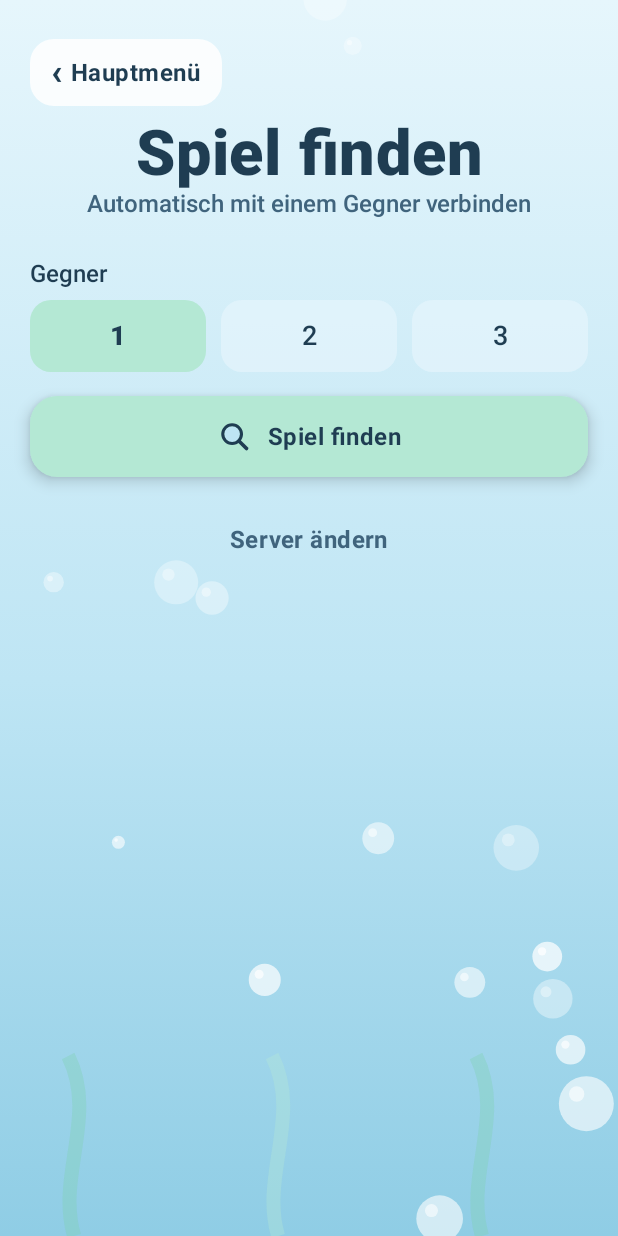
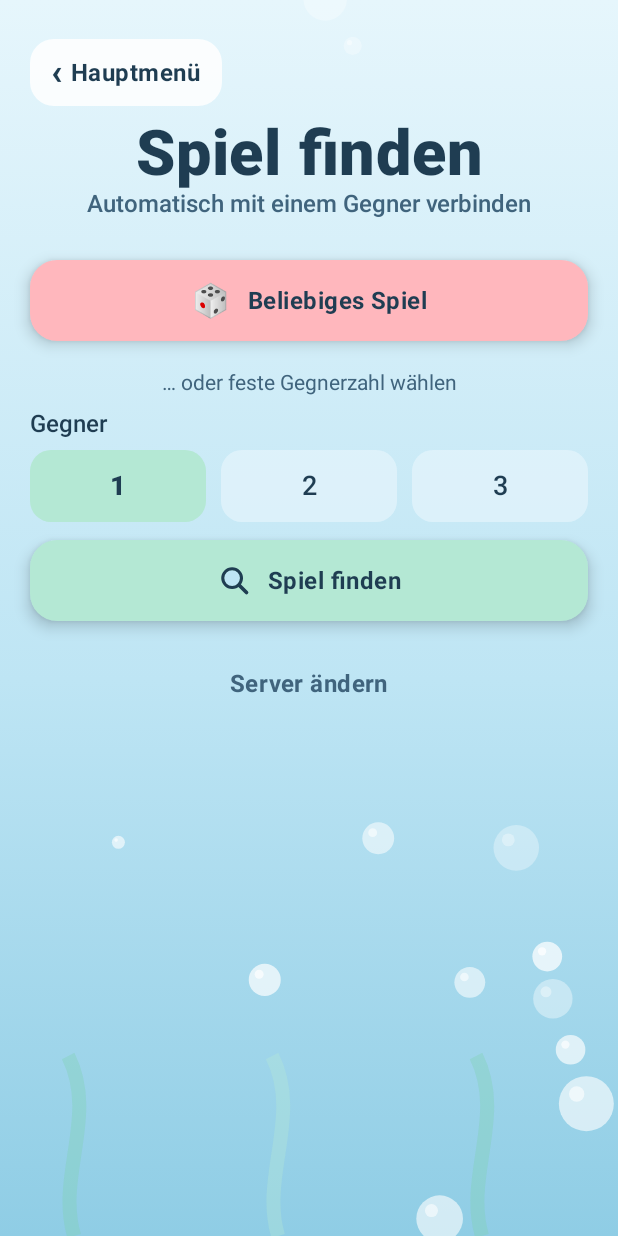
Before and after one commit to JeffreyL26/droplets, an Android app built with Jetpack Compose: the screen it shows after launch (MainActivity), after a tap on "Finde ein Spiel!", on a phone screen of 412 x 824 dp. Run offline under Robolectric (Android 15) with nearby library versions, the phone set to English and light mode, and no system bars; pictures from the network do not load; 1 other tap on this screen came first.

Commit message:
Online: "Beliebiges Spiel", nummerierte Namenlose, Panel-Highlight, MP240626.1
1) Beliebiges Spiel (3+ Spieler nutzbar machen)
   - Relay-Server: offene Räume als Liste; FIND size=0 reiht in den
     startbereitesten offenen Raum ein (z. B. eine erst halb volle 3/4-Spieler-
     Lobby) bzw. eröffnet einen 2-Spieler-Raum als Fallback. Feste Größen 2-4
     unverändert; 2-Spieler-Legacy-Routing bleibt 1:1.
   - OnlineScreen: großer, korallfarbener "Beliebiges Spiel"-Button als Standard;
     darunter weiterhin feste Gegnerzahl + gezielte Suche.
   - desiredPlayers=0 signalisiert "beliebig"; Client-Check unverändert sicher.

2) Namenlose Spieler werden zentral vom Host durchnummeriert ("Spieler 1/2/…")
   statt mehrfach gleich benannt — eindeutig im Log und beim Antippen.
   GameAuthority.nameFallbackPrefix (lokalisiert) ersetzt die alten Einzel-
   Defaults; Eigenname wird aus der Spielerliste übernommen.

3) Klick-Highlight folgt jetzt der abgerundeten Panel-Form statt der
   rechteckigen Hitbox (BubblePanel.onClick hinter dem Clip).

4) Version → Pre-Launch MP240626.1.

Neue i18n-Strings (anyGame, orPickCount) in allen 6 Sprachen.
RELAY_PROTOCOL.md um size=0 ergänzt.

Co-Authored-By: Claude Opus 4.8 <noreply@anthropic.com>

```diff
--- a/app/src/main/java/com/jbastudio/gofish/MainActivity.kt
+++ b/app/src/main/java/com/jbastudio/gofish/MainActivity.kt
@@ -157,7 +157,8 @@ class MainActivity : ComponentActivity() {
 
                 // Online-Matchmaking SOFORT starten — keine Eingabe nötig.
                 // Adresse: optionaler Override, sonst die fest hinterlegte Standard-Adresse.
-                val startMatchmaking: () -> Unit = {
+                // anyGame = true → „Beliebiges Spiel" (Relay sucht/füllt einen offenen Raum).
+                val startMatchmaking: (Boolean) -> Unit = { anyGame ->
                     val url = serverOverride.ifBlank { DEFAULT_RELAY_URL }.trim()
                     isError = false
                     screen  = Screen.ONLINE
@@ -168,7 +169,8 @@ class MainActivity : ComponentActivity() {
                         status  = T.serverNotSetUp
                         isError = true
                     } else {
-                        val finalName = name.trim().ifEmpty { T.defaultNamePlayer }
+                        // Namenlose Spieler werden vom Host durchnummeriert → hier leer lassen.
+                        val finalName = name.trim()
                         val myToken = ++attempt[0]
                         busy   = true
                         mode   = Mode.ONLINE
@@ -176,7 +178,8 @@ class MainActivity : ComponentActivity() {
                         findOnlineMatch(
                             relayUrl = url,
                             name     = finalName,
-                            desiredPlayers = opponentCount + 1,
+                            desiredPlayers = if (anyGame) 0 else opponentCount + 1,
+                            nameFallbackPrefix = T.defaultNamePlayer,
                             token    = myToken,
                             texts    = T,
                             onUpdate = { s, err ->
@@ -209,7 +212,7 @@ class MainActivity : ComponentActivity() {
 
                 if (showSettingsDlg) {
                     SettingsDialog(
-                        version = "Pre-Launch MP240626",
+                        version = "Pre-Launch MP240626.1",
                         soundVolume = soundVolume,
                         soundMuted  = soundMuted,
                         onSoundVolumeChange = { v ->
@@ -280,7 +283,8 @@ class MainActivity : ComponentActivity() {
                       onOpponentCountChange = { opponentCount = it },
                       onBack           = backToMenu,
                       onCancel         = cancel,
-                      onRetry          = startMatchmaking,
+                      onFindAny        = { startMatchmaking(true) },
+                      onRetry          = { startMatchmaking(false) },
                       onEditServer     = { showServerDlg = true }
                   )
 
@@ -301,7 +305,8 @@ class MainActivity : ComponentActivity() {
                     opponentCount  = opponentCount,
                     onOpponentCountChange = { opponentCount = it },
                     onHost = {
-                        val finalName = name.trim().ifEmpty { T.defaultNameHost }
+                        // Namenlose Spieler werden vom Host durchnummeriert → hier leer lassen.
+                        val finalName = name.trim()
                         val myToken = ++attempt[0]
                         busy    = true
                         isError = false
@@ -309,7 +314,7 @@ class MainActivity : ComponentActivity() {
                         status  = T.startingServer
                         // Server-Logs nur ins Logcat (nicht in die lokalisierte Status-Anzeige)
                         val server = GameServer().also { GameHolder.server = it }
-                        server.start(opponentCount + 1)   // Host zählt mit → Gesamtspielerzahl
+                        server.start(opponentCount + 1, T.defaultNamePlayer)   // Host zählt mit → Gesamtspielerzahl
                         connectAsClient(
                             host        = "127.0.0.1",
                             name        = finalName,
@@ -331,7 +336,8 @@ class MainActivity : ComponentActivity() {
                         )
                     },
                     onJoin = {
-                        val finalName = name.trim().ifEmpty { T.defaultNameGuest }
+                        // Namenlose Spieler werden vom Host durchnummeriert → hier leer lassen.
+                        val finalName = name.trim()
                         val ip = hostIp.trim()
                         if (ip.isEmpty()) {
                             status = T.enterHostIp
@@ -423,12 +429,13 @@ class MainActivity : ComponentActivity() {
         relayUrl: String,
         name: String,
         desiredPlayers: Int,
+        nameFallbackPrefix: String,
         token: Int,
         texts: Texts,
         onUpdate: (String, Boolean) -> Unit,
         onSessionStart: () -> Unit
     ) {
-        val client = OnlineGameClient(relayUrl, name, GameHolder.myAvatar, desiredPlayers)
+        val client = OnlineGameClient(relayUrl, name, GameHolder.myAvatar, desiredPlayers, nameFallbackPrefix)
             .also { GameHolder.client = it }
         client.onConnected = { onUpdate(texts.opponentFound, false) }
         client.onError     = { err -> onUpdate(friendlyError(err, Mode.ONLINE, texts), true) }
@@ -746,6 +753,7 @@ private fun OnlineScreen(
     onOpponentCountChange: (Int) -> Unit,
     onBack: () -> Unit,
     onCancel: () -> Unit,
+    onFindAny: () -> Unit,
     onRetry: () -> Unit,
     onEditServer: () -> Unit
 ) {
@@ -862,12 +870,30 @@ private fun OnlineScreen(
                 }
 
                 else -> {
-                    // Erst Gegnerzahl wählen, dann suchen
+                    // Standard-Aktion: direkt in ein beliebiges offenes Spiel.
+                    // Größer & andersfarbig (Koralle) als die Gegnerzahl-Auswahl darunter.
+                    PastelButton(
+                        text = t.anyGame,
+                        emoji = "🎲",
+                        enabled = true,
+                        container = CoralPink,
+                        onClick = onFindAny
+                    )
+                    Spacer(Modifier.height(20.dp))
+                    Text(
+                        text = t.orPickCount,
+                        modifier = Modifier.fillMaxWidth(),
+                        style = MaterialTheme.typography.bodyMedium,
+                        color = SoftSeaText,
+                        textAlign = TextAlign.Center
+                    )
+                    Spacer(Modifier.height(10.dp))
+                    // Alternativ: feste Gegnerzahl wählen und gezielt einen solchen Raum suchen
                     OpponentCountSelector(
                         count = opponentCount,
                         onCountChange = onOpponentCountChange
                     )
-                    Spacer(Modifier.height(16.dp))
+                    Spacer(Modifier.height(12.dp))
                     PastelButton(
                         text = t.findGameTitle,
                         emoji = "🔎",
--- a/app/src/main/java/com/jbastudio/gofish/i18n/Texts.kt
+++ b/app/src/main/java/com/jbastudio/gofish/i18n/Texts.kt
@@ -87,6 +87,8 @@ interface Texts {
 
     // ── Online-Bildschirm ──
     val findGameTitle: String
+    val anyGame: String          // „Beliebiges Spiel" — Standard-Button (any-Match)
+    val orPickCount: String      // Hinweis über der festen Gegnerzahl-Auswahl
     val onlineSubtitle: String
     val searchingOpponent: String
     val waitingForPlayer: String
@@ -262,6 +264,8 @@ object DeTexts : Texts {
     override val cancelConnection = "Verbindung abbrechen"
 
     override val findGameTitle = "Spiel finden"
+    override val anyGame = "Beliebiges Spiel"
+    override val orPickCount = "… oder feste Gegnerzahl wählen"
     override val onlineSubtitle = "Automatisch mit einem Gegner verbinden"
     override val searchingOpponent = "Suche nach Gegner …"
     override val waitingForPlayer = "Warte auf einen anderen Spieler, der gerade sucht."
@@ -429,6 +433,8 @@ object EsTexts : Texts {
     override val cancelConnection = "Cancelar conexión"
 
     override val findGameTitle = "Buscar partida"
+    override val anyGame = "Partida cualquiera"
+    override val orPickCount = "… o elige el número de rivales"
     override val onlineSubtitle = "Conéctate automáticamente con un rival"
     override val searchingOpponent = "Buscando rival …"
     override val waitingForPlayer = "Esperando a otro jugador que esté buscando."
@@ -596,6 +602,8 @@ object EnTexts : Texts {
     override val cancelConnection = "Cancel connection"
 
     override val findGameTitle = "Find a game"
+    override val anyGame = "Any game"
+    override val orPickCount = "… or pick a number of opponents"
     override val onlineSubtitle = "Connect with an opponent automatically"
     override val searchingOpponent = "Looking for an opponent …"
     override val waitingForPlayer = "Waiting for another player who's searching."
@@ -763,6 +771,8 @@ object FrTexts : Texts {
     override val cancelConnection = "Annuler la connexion"
 
     override val findGameTitle = "Trouver une partie"
+    override val anyGame = "Partie quelconque"
+    override val orPickCount = "… ou choisis le nombre d'adversaires"
     override val onlineSubtitle = "Se connecter automatiquement à un adversaire"
     override val searchingOpponent = "Recherche d'un adversaire …"
     override val waitingForPlayer = "En attente d'un autre joueur en recherche."
@@ -930,6 +940,8 @@ object ZhTexts : Texts {
     override val cancelConnection = "取消连接"
 
     override val findGameTitle = "寻找对局"
+    override val anyGame = "任意对局"
+    override val orPickCount = "…或选择对手数量"
     override val onlineSubtitle = "自动与对手连接"
     override val searchingOpponent = "正在寻找对手 …"
     override val waitingForPlayer = "正在等待另一位也在寻找的玩家。"
@@ -1096,6 +1108,8 @@ object TlTexts : Texts {
     override val cancelConnection = "Kanselahin ang koneksyon"
 
     override val findGameTitle = "Maghanap ng laro"
+    override val anyGame = "Kahit anong laro"
+    override val orPickCount = "… o pumili ng bilang ng kalaban"
     override val onlineSubtitle = "Awtomatikong kumonekta sa isang kalaban"
     override val searchingOpponent = "Naghahanap ng kalaban …"
     override val waitingForPlayer = "Naghihintay ng ibang manlalarong naghahanap din."
--- a/app/src/main/java/com/jbastudio/gofish/network/GameServer.kt
+++ b/app/src/main/java/com/jbastudio/gofish/network/GameServer.kt
@@ -32,8 +32,9 @@ class GameServer {
         authority.send  = { pid, msg -> writers[pid]?.println(msg.toString()) }
     }
 
-    fun start(expectedPlayers: Int = 2) {
+    fun start(expectedPlayers: Int = 2, nameFallbackPrefix: String = "Player") {
         authority.expectedPlayers = expectedPlayers
+        authority.nameFallbackPrefix = nameFallbackPrefix
         Thread {
             try {
                 serverSocket = ServerSocket(Protocol.PORT)
--- a/app/src/main/java/com/jbastudio/gofish/network/OnlineGameClient.kt
+++ b/app/src/main/java/com/jbastudio/gofish/network/OnlineGameClient.kt
@@ -30,7 +30,10 @@ class OnlineGameClient(
     relayUrl: String,
     override val playerName: String,
     private val avatar: AvatarChoice = AvatarChoice(),
-    private val desiredPlayers: Int = 2
+    /** Gewünschte Spielerzahl (2–4) oder 0 für „Beliebiges Spiel" (Relay wählt den Raum). */
+    private val desiredPlayers: Int = 2,
+    /** Lokalisierter Präfix für namenlose Spieler (nur als Host genutzt). */
+    private val nameFallbackPrefix: String = "Player"
 ) : GameSession {
 
     companion object {
@@ -97,6 +100,7 @@ class OnlineGameClient(
             // Wir sind der Host → Spiel-Autorität in-process aufsetzen.
             val auth = GameAuthority()
             auth.expectedPlayers = roomSize
+            auth.nameFallbackPrefix = nameFallbackPrefix
             auth.onLog = { Log.d(TAG, it) }
             auth.send = { pid, message ->
                 when {
--- a/app/src/main/java/com/jbastudio/gofish/ui/components/OceanUi.kt
+++ b/app/src/main/java/com/jbastudio/gofish/ui/components/OceanUi.kt
@@ -451,18 +451,23 @@ fun BubblePanel(
     modifier: Modifier = Modifier,
     background: Color = Foam,
     cornerRadius: Dp = 22.dp,
+    onClick: (() -> Unit)? = null,
     content: @Composable () -> Unit
 ) {
+    val shape = RoundedCornerShape(cornerRadius)
     Box(
         modifier = modifier
             .shadow(
                 elevation = 8.dp,
-                shape = RoundedCornerShape(cornerRadius),
+                shape = shape,
                 ambientColor = DeepSea.copy(alpha = 0.25f),
                 spotColor = DeepSea.copy(alpha = 0.25f)
             )
-            .clip(RoundedCornerShape(cornerRadius))
+            .clip(shape)
             .background(background)
+            // Klick NACH dem clip → das Aufleuchten (Ripple) folgt der abgerundeten
+            // Panel-Form statt der rechteckigen Hitbox.
+            .then(if (onClick != null) Modifier.clickable { onClick() } else Modifier)
     ) {
         content()
     }
```
Also changed, not shown: app/src/main/java/com/jbastudio/gofish/GameActivity.kt (+10 -6 lines), app/src/main/java/com/jbastudio/gofish/network/GameAuthority.kt (+11 -2 lines), server/src/main/kotlin/com/jbastudio/gofish/relay/RelayServer.kt (+50 -29 lines), 1 other file.
